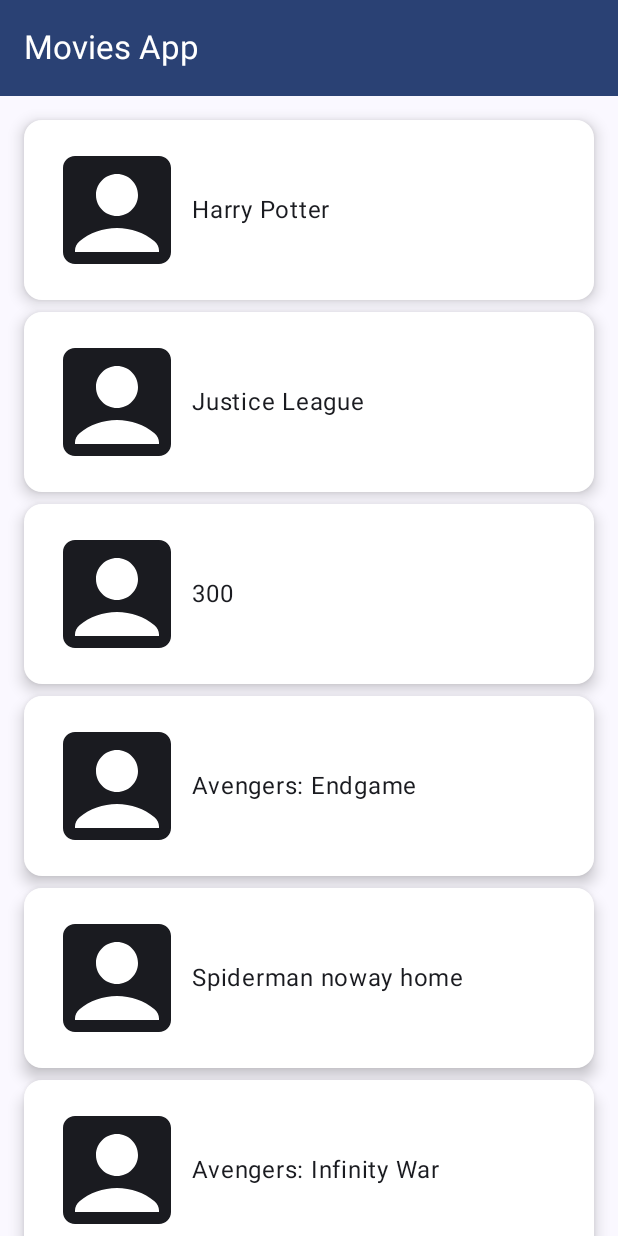
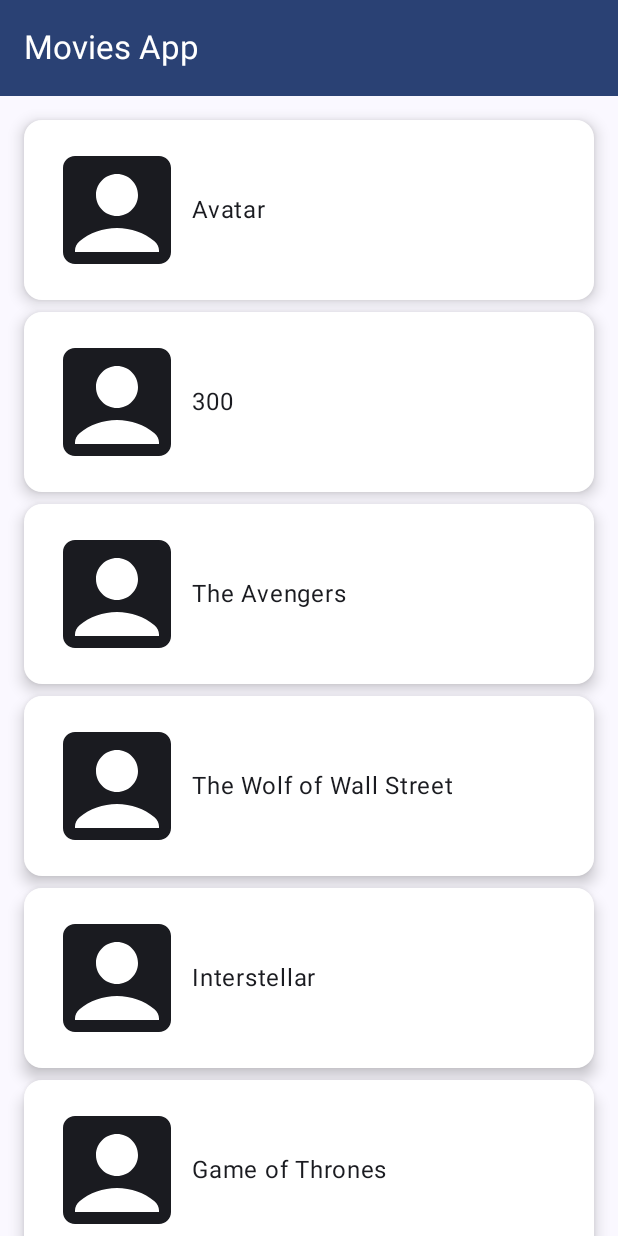
Before and after one commit to informramiz/ComposeMoviesApp, an Android app built with Jetpack Compose: the screen it shows after launch (MainActivity), on a phone screen of 412 x 824 dp. Run offline under Robolectric (Android 15) with nearby library versions, the phone set to English and light mode, and no system bars.

Commit message:
refactor: Use dummy movie data from repository

```diff
--- a/app/src/main/java/com/example/composemoviesapp/data/MovieRepository.kt
+++ b/app/src/main/java/com/example/composemoviesapp/data/MovieRepository.kt
@@ -2,7 +2,7 @@ package com.example.composemoviesapp.data
 
 import com.example.composemoviesapp.data.model.Movie
 
-object MovieRepository {
+class MovieRepository {
     fun getMovies(): List<Movie> {
         return listOf(
             Movie(id = "tt0499549",
@@ -142,4 +142,8 @@ object MovieRepository {
 
             )
     }
+
+    fun getMovieById(id: String): Movie? {
+        return getMovies().firstOrNull { it.id == id }
+    }
 }
--- a/app/src/main/java/com/example/composemoviesapp/navigation/AppNavigation.kt
+++ b/app/src/main/java/com/example/composemoviesapp/navigation/AppNavigation.kt
@@ -6,6 +6,7 @@ import androidx.navigation.compose.NavHost
 import androidx.navigation.compose.composable
 import androidx.navigation.compose.rememberNavController
 import androidx.navigation.navArgument
+import com.example.composemoviesapp.data.MovieRepository
 import com.example.composemoviesapp.screens.AppScreen
 import com.example.composemoviesapp.screens.home.HomeScreen
 import com.example.composemoviesapp.screens.moviedetails.MovieDetailsScreen
@@ -16,6 +17,7 @@ fun AppNavigation() {
     NavHost(navController = navController, startDestination = AppScreen.Home.name) {
         composable(AppScreen.Home.name) {
             HomeScreen(
+                MovieRepository(),
                 onNavigateToDetailsScreen = { movie ->
                     navController.navigate(route = AppScreen.MovieDetails.name + "/$movie")
                 }
--- a/app/src/main/java/com/example/composemoviesapp/screens/home/HomeScreen.kt
+++ b/app/src/main/java/com/example/composemoviesapp/screens/home/HomeScreen.kt
@@ -31,10 +31,12 @@ import androidx.compose.ui.graphics.Color
 import androidx.compose.ui.graphics.RectangleShape
 import androidx.compose.ui.tooling.preview.Preview
 import androidx.compose.ui.unit.dp
+import com.example.composemoviesapp.data.MovieRepository
+import com.example.composemoviesapp.data.model.Movie
 
 @OptIn(ExperimentalMaterial3Api::class)
 @Composable
-fun HomeScreen(onNavigateToDetailsScreen: (String) -> Unit) {
+fun HomeScreen(movieRepository: MovieRepository, onNavigateToDetailsScreen: (String) -> Unit) {
     Scaffold(
         topBar = {
             TopAppBar(
@@ -49,33 +51,18 @@ fun HomeScreen(onNavigateToDetailsScreen: (String) -> Unit) {
         }
     ) { contentPadding ->
         Box(modifier = Modifier.padding(contentPadding)) {
-            MainContent(onNavigateToDetailsScreen)
+            MainContent(movieRepository.getMovies(), onNavigateToDetailsScreen)
         }
     }
 }
 
 @Composable
-private fun MainContent(onMovieItemClick: (String) -> Unit) {
-    val movies = listOf(
-        "Harry Potter",
-        "Justice League",
-        "300",
-        "Avengers: Endgame",
-        "Spiderman noway home",
-        "Avengers: Infinity War",
-        "The Batman",
-        "Accountant",
-        "Army of the Dead",
-        "Extraction",
-        "Inception",
-        "Lords of the Rings: The Two Towers",
-        "Lords of the Rings: The Return of the King"
-    )
+private fun MainContent(movies: List<Movie>, onMovieItemClick: (String) -> Unit) {
     MoviesList(movies = movies, onMovieItemClick)
 }
 
 @Composable
-private fun MoviesList(movies: List<String>, onMovieItemClick: (String) -> Unit) {
+private fun MoviesList(movies: List<Movie>, onMovieItemClick: (String) -> Unit) {
     LazyColumn(
         contentPadding = PaddingValues(12.dp)
     ) {
@@ -86,13 +73,13 @@ private fun MoviesList(movies: List<String>, onMovieItemClick: (String) -> Unit)
 }
 
 @Composable
-private fun MovieRow(movie: String, onItemClick: (String) -> Unit) {
+private fun MovieRow(movie: Movie, onItemClick: (String) -> Unit) {
     Card(
         modifier = Modifier
             .padding(4.dp)
             .fillMaxWidth()
             .height(120.dp)
-            .clickable { onItemClick(movie) },
+            .clickable { onItemClick(movie.id) },
         shape = RoundedCornerShape(12.dp),
         elevation = CardDefaults.cardElevation(defaultElevation = 6.dp),
         colors = CardDefaults.cardColors(containerColor = Color.White),
@@ -109,7 +96,7 @@ private fun MovieRow(movie: String, onItemClick: (String) -> Unit) {
                 imageVector = Icons.Default.AccountBox,
                 contentDescription = "Movie image"
             )
-            Text(text = movie)
+            Text(text = movie.title)
         }
     }
 }
@@ -117,7 +104,7 @@ private fun MovieRow(movie: String, onItemClick: (String) -> Unit) {
 @Preview
 @Composable
 fun HomePreview() {
-    HomeScreen {
+    HomeScreen(MovieRepository()) {
 
     }
 }
```
